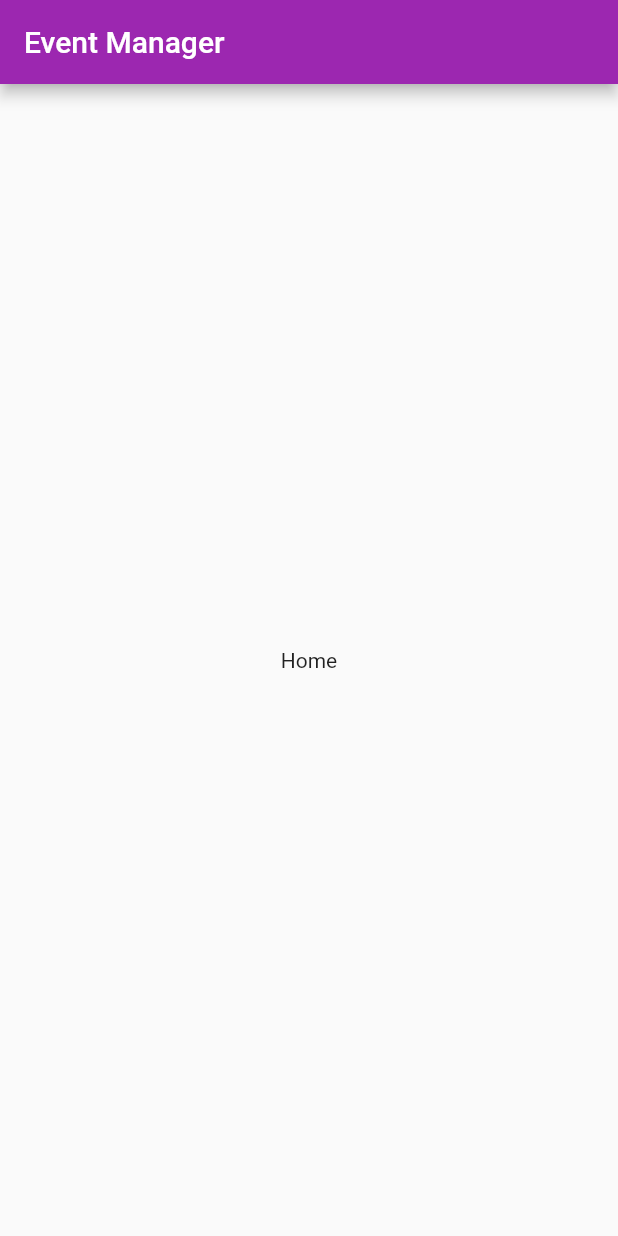
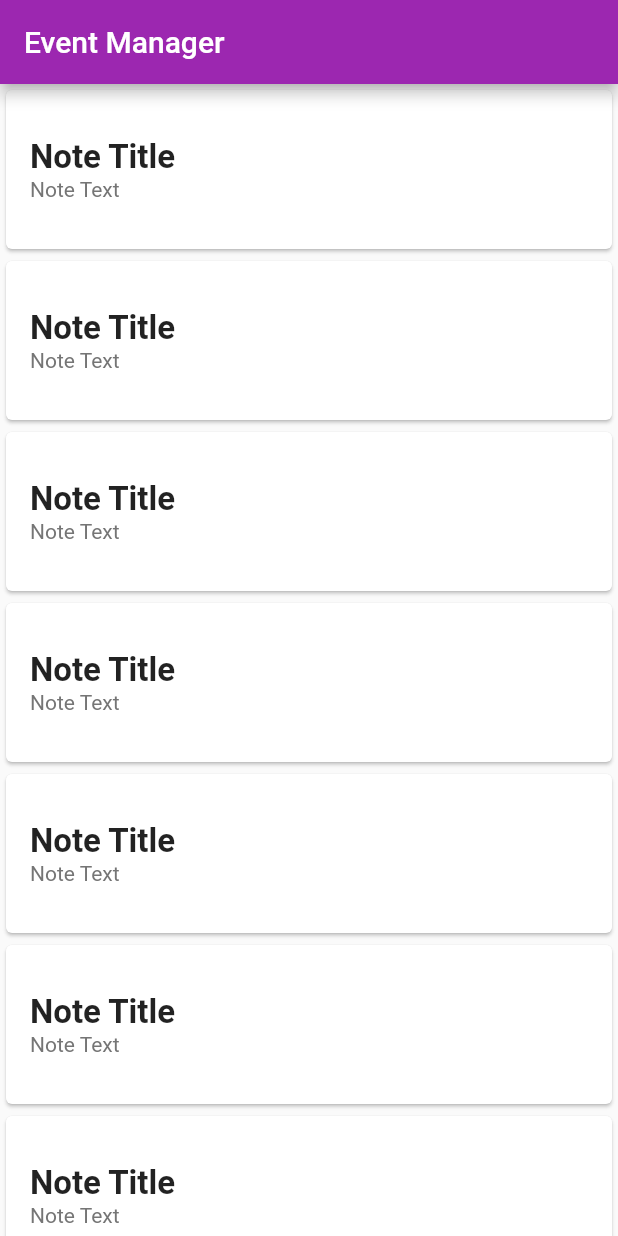
Before and after one commit to NalinMeher/Event-Manager, a Flutter app: the screen it shows after launch, on a phone screen of 412 x 824 dp. Run offline on Flutter 3.47's test engine with Material 2 defaults, Android fonts, the phone set to English and light mode, and no system bars.

Commit message:
Home Page UI design.

```diff
--- a/event_manager/lib/pages/Home.dart
+++ b/event_manager/lib/pages/Home.dart
@@ -1,16 +1,42 @@
 import 'package:flutter/material.dart';
 
-class Home extends StatelessWidget {
+class Home extends StatefulWidget {
   const Home({Key? key}) : super(key: key);
 
+  @override
+  State<Home> createState() => _HomeState();
+}
+
+class _HomeState extends State<Home> {
   @override
   Widget build(BuildContext context) {
     return Scaffold(
       appBar: AppBar(
         title: const Text("Event Manager"),
       ),
-      body: const Center(
-        child: Text("Home"),
+      body: ListView.builder(
+        itemBuilder: (context, index) {
+          return Card(
+            child: Padding(
+              padding: const EdgeInsets.only(
+                  top: 32, bottom: 32, left: 16, right: 16),
+              child: Column(
+                crossAxisAlignment: CrossAxisAlignment.start,
+                children: [
+                  const Text(
+                    "Note Title",
+                    style: TextStyle(fontSize: 22, fontWeight: FontWeight.bold),
+                  ),
+                  Text(
+                    "Note Text",
+                    style: TextStyle(color: Colors.grey.shade600),
+                  ),
+                ],
+              ),
+            ),
+          );
+        },
+        itemCount: 50,
       ),
     );
   }
```
